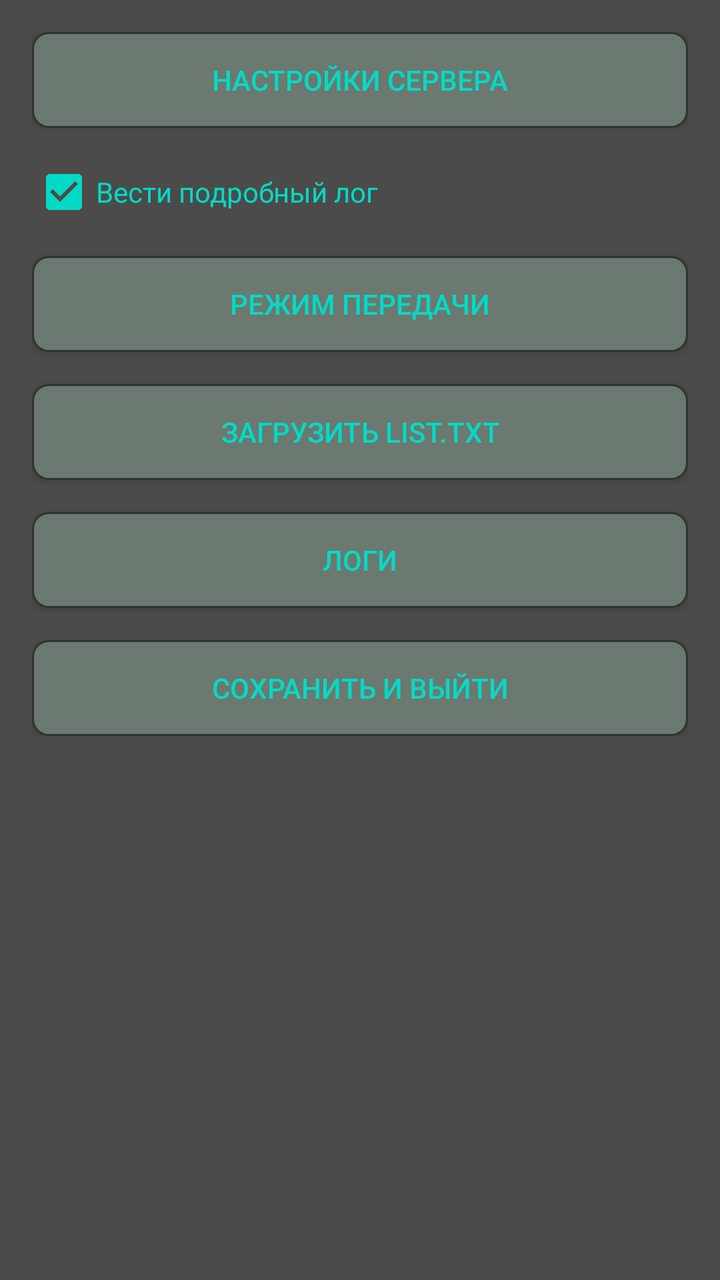
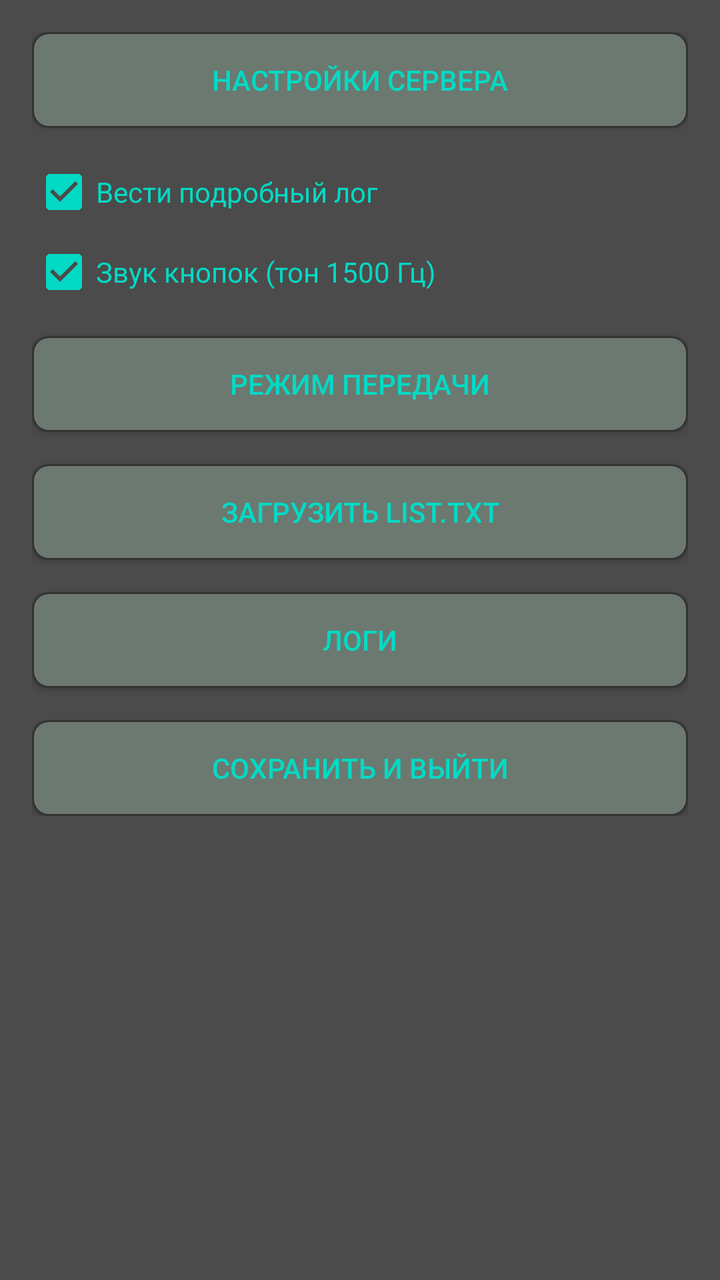

Two renders of the same Android screen: before a commit and after it. Below are the layout's source before the change and the commit's diff.
<!-- AndroidManifest.xml: application theme AppTheme -->
<!-- res/layout/activity_settings.xml -->
<?xml version="1.0" encoding="utf-8"?>
<ScrollView xmlns:android="http://schemas.android.com/apk/res/android"
    android:layout_width="match_parent"
    android:layout_height="match_parent"
    android:background="@color/colorback"
    android:padding="16dp">

    <LinearLayout
        android:layout_width="match_parent"
        android:layout_height="wrap_content"
        android:orientation="vertical">

        <Button
            android:id="@+id/btnToggleServer"
            android:layout_width="match_parent"
            android:layout_height="wrap_content"
            android:background="@drawable/roundshapebtn"
            android:text="Настройки сервера"
            android:textColor="@color/colorButton"
            android:layout_marginBottom="16dp" />

        <LinearLayout
            android:id="@+id/layoutServerSettings"
            android:layout_width="match_parent"
            android:layout_height="wrap_content"
            android:orientation="vertical"
            android:visibility="gone">

            <LinearLayout
                android:layout_width="match_parent"
                android:layout_height="wrap_content"
                android:gravity="center_vertical"
                android:layout_marginBottom="16dp"
                android:orientation="horizontal">
                <TextView
                    android:layout_width="0dp"
                    android:layout_height="wrap_content"
                    android:layout_weight="1"
                    android:text="MyMailIndex ="
                    android:textColor="@color/colortextabout"
                    android:textSize="18sp" />
                <EditText
                    android:id="@+id/editMailIndex"
                    android:layout_width="120dp"
                    android:layout_height="wrap_content"
                    android:backgroundTint="@color/colortextabout"
                    android:inputType="number"
                    android:textColor="@color/colortextabout"
                    android:textSize="18sp" />
            </LinearLayout>

            <LinearLayout
                android:layout_width="match_parent"
                android:layout_height="wrap_content"
                android:gravity="center_vertical"
                android:layout_marginBottom="16dp"
                android:orientation="horizontal">
                <TextView
                    android:layout_width="0dp"
                    android:layout_height="wrap_content"
                    android:layout_weight="1"
                    android:text="Priznak_pmr ="
                    android:textColor="@color/colortextabout"
                    android:textSize="18sp" />
                <EditText
                    android:id="@+id/editPriznak"
                    android:layout_width="120dp"
                    android:layout_height="wrap_content"
                    android:backgroundTint="@color/colortextabout"
                    android:inputType="number"
                    android:maxLength="5"
                    android:textColor="@color/colortextabout"
                    android:textSize="18sp" />
            </LinearLayout>

            <LinearLayout
                android:layout_width="match_parent"
                android:layout_height="wrap_content"
                android:gravity="center_vertical"
                android:layout_marginBottom="16dp"
                android:orientation="horizontal">
                <TextView
                    android:layout_width="0dp"
                    android:layout_height="wrap_content"
                    android:layout_weight="1"
                    android:text="PORT_prm ="
                    android:textColor="@color/colortextabout"
                    android:textSize="18sp" />
                <EditText
                    android:id="@+id/editPortPrm"
                    android:layout_width="120dp"
                    android:layout_height="wrap_content"
                    android:backgroundTint="@color/colortextabout"
                    android:inputType="number"
                    android:textColor="@color/colortextabout"
                    android:textSize="18sp" />
            </LinearLayout>

            <LinearLayout
                android:layout_width="match_parent"
                android:layout_height="wrap_content"
                android:gravity="center_vertical"
                android:layout_marginBottom="16dp"
                android:orientation="horizontal">
                <TextView
                    android:layout_width="0dp"
                    android:layout_height="wrap_content"
                    android:layout_weight="1"
                    android:text="PORT_prd ="
                    android:textColor="@color/colortextabout"
                    android:textSize="18sp" />
                <EditText
                    android:id="@+id/editPortPrd"
                    android:layout_width="120dp"
                    android:layout_height="wrap_content"
                    android:backgroundTint="@color/colortextabout"
                    android:inputType="number"
                    android:textColor="@color/colortextabout"
                    android:textSize="18sp" />
            </LinearLayout>

            <LinearLayout
                android:layout_width="match_parent"
                android:layout_height="wrap_content"
                android:gravity="center_vertical"
                android:layout_marginBottom="24dp"
                android:orientation="horizontal">
                <TextView
                    android:layout_width="0dp"
                    android:layout_height="wrap_content"
                    android:layout_weight="1"
                    android:text="ip_server ="
                    android:textColor="@color/colortextabout"
                    android:textSize="18sp" />
                <EditText
                    android:id="@+id/editIp"
                    android:layout_width="150dp"
                    android:layout_height="wrap_content"
                    android:backgroundTint="@color/colortextabout"
                    android:inputType="text"
                    android:textColor="@color/colortextabout"
                    android:textSize="18sp" />
            </LinearLayout>
        </LinearLayout>

        <CheckBox
            android:id="@+id/cbVerboseLog"
            android:layout_width="match_parent"
            android:layout_height="wrap_content"
            android:text="Вести подробный лог"
            android:textColor="@color/colortextabout"
            android:checked="true"
            android:layout_marginBottom="16dp" />

        <Button
            android:id="@+id/btnCodecDialog"
            android:layout_width="match_parent"
            android:layout_height="wrap_content"
            android:layout_marginBottom="16dp"
            android:background="@drawable/roundshapebtn"
            android:text="Режим передачи"
            android:textColor="@color/colorButton" />

        <Button
            android:id="@+id/btnChanList"
            android:layout_width="match_parent"
            android:layout_height="wrap_content"
            android:layout_marginBottom="16dp"
            android:background="@drawable/roundshapebtn"
            android:text="Список"
            android:textColor="@color/colorButton"
            android:visibility="gone" />

        <Button
            android:id="@+id/btnLoadList"
            android:layout_width="match_parent"
            android:layout_height="wrap_content"
            android:layout_marginBottom="16dp"
            android:background="@drawable/roundshapebtn"
            android:text="ЗАГРУЗИТЬ list.txt"
            android:textColor="@color/colorButton" />

        <Button
            android:id="@+id/btnLogs"
            android:layout_width="match_parent"
            android:layout_height="wrap_content"
            android:layout_marginBottom="16dp"
            android:background="@drawable/roundshapebtn"
            android:text="Логи"
            android:textColor="@color/colorButton" />

        <Button
            android:id="@+id/btnSaveSettings"
            android:layout_width="match_parent"
            android:layout_height="wrap_content"
            android:background="@drawable/roundshapebtn"
            android:text="СОХРАНИТЬ И ВЫЙТИ"
            android:textColor="@color/colorButton" />
    </LinearLayout>
</ScrollView>
<!-- resources referenced by this layout -->
<resources>
  <color name="colorButton">#03dac5</color>
  <color name="colorback">#4b4b4b</color>
  <color name="colortextabout">#03dac5</color>
  <!-- drawable roundshapebtn (drawable) -->
  <?xml version="1.0" encoding="utf-8"?>
  <shape xmlns:android="http://schemas.android.com/apk/res/android"
      android:shape="rectangle">
      <corners android:radius="8dp" />
      <solid android:color="@color/colorButtonBack" />
      <stroke android:width="1dp" android:color="#333333" />
  </shape>
  <style name="AppTheme" parent="Theme.AppCompat.Light.NoActionBar">
          <item name="colorAccent">@color/colorAccent</item>
          <item name="colorPrimary">@color/colorPrimary</item>
          <item name="colorPrimaryDark">@color/colorPrimaryDark</item>
      </style>
  <color name="colorButtonBack">#6c7970</color>
  <color name="colorAccent">#03dac5</color>
  <color name="colorPrimary">#6200ee</color>
  <color name="colorPrimaryDark">#3700b3</color>
</resources>

<!-- the commit's change to res/layout/activity_settings.xml (unified diff, before → after) -->
@@ -150,6 +150,15 @@
             android:text="Вести подробный лог"
             android:textColor="@color/colortextabout"
             android:checked="true"
+            android:layout_marginBottom="8dp" />
+
+        <CheckBox
+            android:id="@+id/cbSoundEnabled"
+            android:layout_width="match_parent"
+            android:layout_height="wrap_content"
+            android:text="Звук кнопок (тон 1500 Гц)"
+            android:textColor="@color/colortextabout"
+            android:checked="true"
             android:layout_marginBottom="16dp" />
 
         <Button
